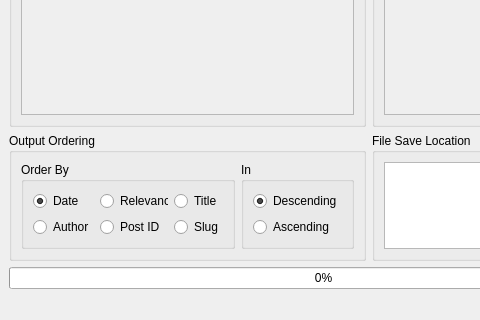
First picture: the form in TuftsDailyPostDownloader.ui, repository ASingleCabbage/TuftsDailyPostDownloader, before the edit; both pictures show x 0 to 480 and y 190 to 510 of the 733 by 510 pixel window.
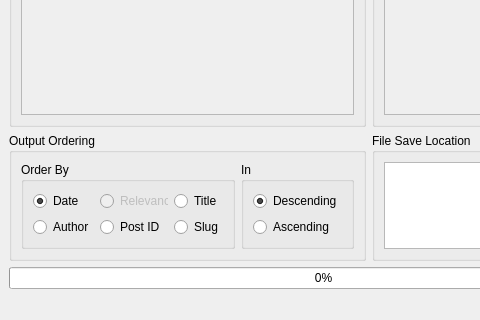
Second picture: the form after the edit.

Patch:
```diff
--- a/TuftsDailyPostDownloader.ui
+++ b/TuftsDailyPostDownloader.ui
@@ -71,6 +71,9 @@
             </item>
             <item row="0" column="3">
              <widget class="QRadioButton" name="orderRelRB">
+              <property name="enabled">
+               <bool>false</bool>
+              </property>
               <property name="sizePolicy">
                <sizepolicy hsizetype="Fixed" vsizetype="Fixed">
                 <horstretch>0</horstretch>
```
